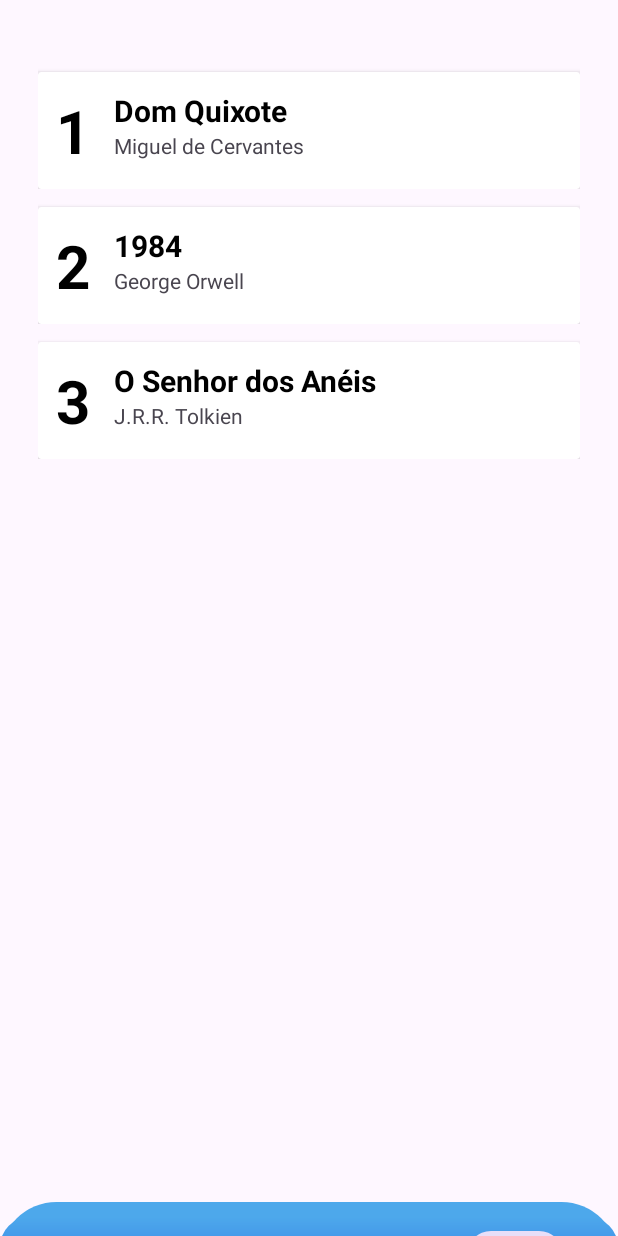
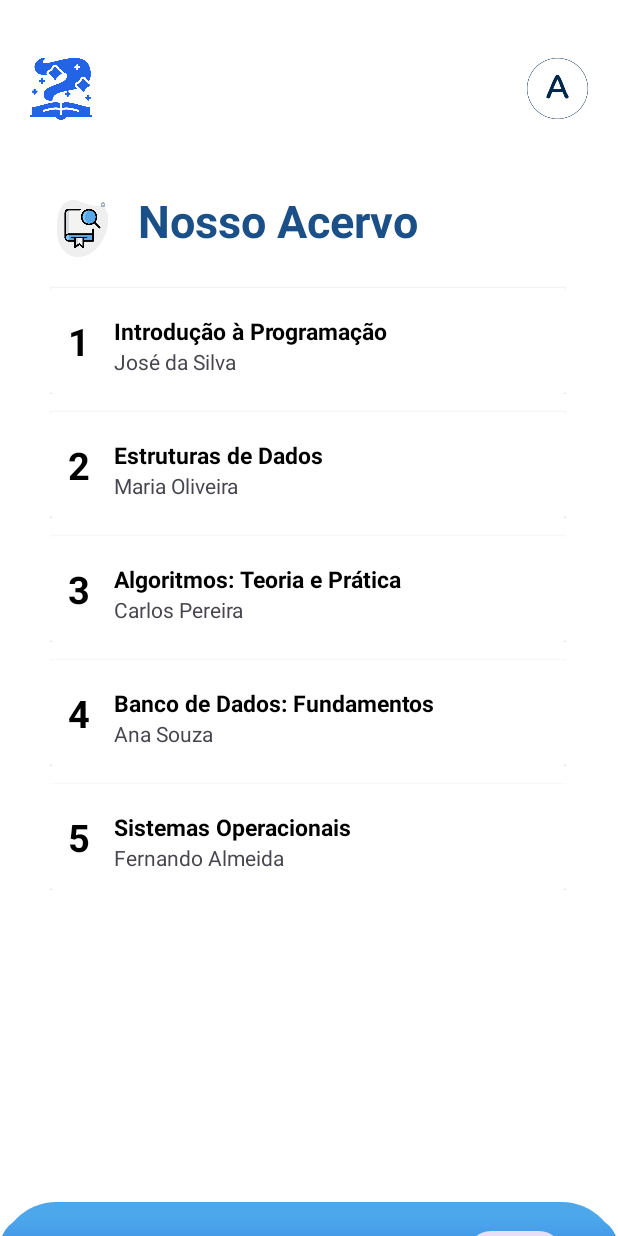
Before and after one commit to KerolainyCristiny/MobileProject_Biblioteca_Inteligente, an Android app: the BottomNav screen opened directly, with no data from a screen before it, on a phone screen of 412 x 824 dp. Run offline under Robolectric (Android 15) with nearby library versions, the phone set to English and light mode, and no system bars.

```diff
--- a/app/src/main/AndroidManifest.xml
+++ b/app/src/main/AndroidManifest.xml
@@ -12,6 +12,9 @@
         android:supportsRtl="true"
         android:theme="@style/Theme.Biblioteca_inteligente_mobile"
         tools:targetApi="31">
+        <activity
+            android:name=".ResultadoActivity"
+            android:exported="false" />
         <activity
             android:name=".test"
             android:exported="false" />
--- a/app/src/main/java/com/example/biblioteca_inteligente_mobile/CustomAdapterHome.java
+++ b/app/src/main/java/com/example/biblioteca_inteligente_mobile/CustomAdapterHome.java
@@ -4,6 +4,7 @@ import android.content.Context;
 import android.view.LayoutInflater;
 import android.view.View;
 import android.view.ViewGroup;
+import android.widget.ImageView;
 import android.widget.LinearLayout;
 import android.widget.TextView;
 
@@ -34,6 +35,7 @@ public class CustomAdapterHome extends RecyclerView.Adapter<CustomAdapterHome.My
 
     @Override
     public void onBindViewHolder(@NonNull CustomAdapterHome.MyViewHolder holder, int position) {
+        holder.imageView.setImageResource(R.drawable.livrohome);
         holder.titulo.setText(String.valueOf(book_titulo.get(position)));
         holder.autor.setText(String.valueOf(book_autor.get(position)));
         holder.dataDevolucao.setText(String.valueOf(data_devolucao.get(position)));
@@ -48,9 +50,11 @@ public class CustomAdapterHome extends RecyclerView.Adapter<CustomAdapterHome.My
 
         TextView titulo, autor, dataDevolucao;
         LinearLayout mainLayoutHome;
+        ImageView imageView;
 
         public MyViewHolder(@NonNull View itemView) {
             super(itemView);
+            imageView = itemView.findViewById(R.id.book_emprestimo);
             titulo = itemView.findViewById(R.id.titulo);
             autor = itemView.findViewById(R.id.autor);
             dataDevolucao = itemView.findViewById(R.id.dataDevolucao);
--- a/app/src/main/java/com/example/biblioteca_inteligente_mobile/DatabaseHelper.java
+++ b/app/src/main/java/com/example/biblioteca_inteligente_mobile/DatabaseHelper.java
@@ -40,25 +40,32 @@ public class DatabaseHelper extends SQLiteOpenHelper {
                     "FOREIGN KEY(livro_id) REFERENCES livro(id)" +
                     ");";
 
+            db.execSQL("PRAGMA foreign_keys = ON;");
+            db.execSQL(emprestimo);
             db.execSQL(usuario);
             db.execSQL(livro);
-            db.execSQL(emprestimo);
+
 
             String INSERT_USUARIOS = "INSERT INTO usuario (matricula, senha) VALUES " +
                     "('00001242', '123'), " +
                     "('00001243', '456');";
 
             String INSERT_LIVROS = "INSERT INTO livro (titulo, autor, resumo) VALUES " +
-                    "('Dom Quixote', 'Miguel de Cervantes', 'a'), " +
-                    "('1984', 'George Orwell', 'a'), " +
-                    "('O Senhor dos Anéis', 'J.R.R. Tolkien', 'a');";
+                    "('Introdução à Programação', 'José da Silva', 'Uma introdução aos conceitos básicos de programação.'), " +
+                    "('Estruturas de Dados', 'Maria Oliveira', 'Estudo das principais estruturas de dados e suas aplicações.'), " +
+                    "('Algoritmos: Teoria e Prática', 'Carlos Pereira', 'Abordagem prática sobre algoritmos e suas complexidades.'), " +
+                    "('Banco de Dados: Fundamentos', 'Ana Souza', 'Conceitos fundamentais sobre bancos de dados relacionais.'), " +
+                    "('Sistemas Operacionais', 'Fernando Almeida', 'Análise dos principais sistemas operacionais modernos.');";
 
             String INSERT_EMPRESTIMO = "INSERT INTO emprestimo (usuario_id, livro_id, data_devolucao) VALUES" +
-                    "('00001242', '1', '00/00/2000');";
+                    "('00001242', '1', '00/00/2000'), ('00001242', '2', '00/00/2000');";
 
             db.execSQL(INSERT_USUARIOS);
+            db.execSQL(INSERT_EMPRESTIMO);
             db.execSQL(INSERT_LIVROS);
-            db.execSQL(INSERT_EMPRESTIMO);
+
+
+
         }
 
         @Override
@@ -96,15 +103,24 @@ public class DatabaseHelper extends SQLiteOpenHelper {
         }
 
         SQLiteDatabase db = this.getReadableDatabase();
+//        String query = "SELECT livro.titulo, livro.autor, emprestimo.data_devolucao " +
+//                "FROM livro " +
+//                "INNER JOIN emprestimo ON livro.id = emprestimo.livro_id " +
+//                "INNER JOIN usuario ON emprestimo.usuario_id = usuario.id " +
+//                "WHERE usuario.matricula = ?";
+
+
+
         String query = "SELECT livro.titulo, livro.autor, emprestimo.data_devolucao " +
                 "FROM livro " +
-                "INNER JOIN emprestimo ON livro.id = emprestimo.livro_id " +
-                "INNER JOIN usuario ON emprestimo.usuario_id = usuario.id " +
-                "WHERE usuario.matricula = ?";
+                "INNER JOIN emprestimo ON livro.id = emprestimo.livro_id ";
 
-        Cursor cursor = db.rawQuery(query, new String[]{matricula});
+
+        Cursor cursor = db.rawQuery(query, null);
         return cursor;
     }
+
+
 
         public boolean tableExists(String tableName) {
             SQLiteDatabase db = this.getReadableDatabase();
@@ -119,20 +135,25 @@ public class DatabaseHelper extends SQLiteOpenHelper {
             db.execSQL("CREATE TABLE IF NOT EXISTS livro (id INTEGER PRIMARY KEY AUTOINCREMENT, titulo TEXT NOT NULL, autor TEXT NOT NULL);");
 
             String INSERT_LIVROS = "INSERT INTO livro (titulo, autor, resumo) VALUES " +
-                    "('Dom Quixote', 'Miguel de Cervantes', 'a'), " +
-                    "('1984', 'George Orwell', 'a'), " +
-                    "('O Senhor dos Anéis', 'J.R.R. Tolkien', 'a');";
+                    "('Introdução à Programação', 'José da Silva', 'Uma introdução aos conceitos básicos de programação.'), " +
+                    "('Estruturas de Dados', 'Maria Oliveira', 'Estudo das principais estruturas de dados e suas aplicações.'), " +
+                    "('Algoritmos: Teoria e Prática', 'Carlos Pereira', 'Abordagem prática sobre algoritmos e suas complexidades.'), " +
+                    "('Banco de Dados: Fundamentos', 'Ana Souza', 'Conceitos fundamentais sobre bancos de dados relacionais.'), " +
+                    "('Sistemas Operacionais', 'Fernando Almeida', 'Análise dos principais sistemas operacionais modernos.');";
+
             db.execSQL(INSERT_LIVROS);
 
             db.close();
         }
 
     public void createTableEmprestimo() {
-        SQLiteDatabase db = this.getWritableDatabase();
+        SQLiteDatabase db = DatabaseHelper.this.getWritableDatabase();
+
         db.execSQL("CREATE TABLE IF NOT EXISTS emprestimo (id INTEGER PRIMARY KEY AUTOINCREMENT, usuario_id INTEGER NOT NULL,livro_id INTEGER NOT NULL,data_devolucao TEXT,FOREIGN KEY(usuario_id) REFERENCES usuario(id),FOREIGN KEY(livro_id) REFERENCES livro(id));");
 
         String INSERT_EMPRESTIMO = "INSERT INTO emprestimo (usuario_id, livro_id, data_devolucao) VALUES" +
-                "(00001242, 1, '00/00/2000');";
+                "('00001242', '5', '00/00/2000'), ('00001242', '2', '00/00/2000');";
+
         db.execSQL(INSERT_EMPRESTIMO);
 
         db.close();
--- a/app/src/main/res/layout/activity_bottom_nav.xml
+++ b/app/src/main/res/layout/activity_bottom_nav.xml
@@ -5,7 +5,8 @@
     android:id="@+id/main"
     android:layout_width="match_parent"
     android:layout_height="match_parent"
-    tools:context=".BottomNav">
+    tools:context=".BottomNav"
+    android:background="@color/white">
 
     <androidx.constraintlayout.widget.ConstraintLayout
         android:id="@+id/constraintLayout"
@@ -17,6 +18,28 @@
         app:layout_constraintStart_toStartOf="parent"
         app:layout_constraintTop_toTopOf="parent"
         app:layout_constraintVertical_bias="0.0">
+
+        <TextView
+            android:id="@+id/tituloPag"
+            android:layout_width="wrap_content"
+            android:layout_height="wrap_content"
+            android:layout_marginStart="15dp"
+            android:layout_marginTop="40dp"
+            android:text="Nosso Acervo"
+            android:textColor="@color/azulescuro"
+            android:textSize="30dp"
+            android:textStyle="bold"
+            app:layout_constraintStart_toEndOf="@+id/imageView"
+            app:layout_constraintTop_toBottomOf="@+id/linearLayout_pesquisatop" />
+
+        <ImageView
+            android:id="@+id/imageView"
+            android:layout_width="43dp"
+            android:layout_height="39dp"
+            android:layout_marginTop="46dp"
+            app:layout_constraintStart_toStartOf="@+id/recyclerView"
+            app:layout_constraintTop_toBottomOf="@+id/linearLayout_pesquisatop"
+            app:srcCompat="@drawable/livropag" />
 
         <RelativeLayout
             android:id="@+id/relativeLayout"
@@ -43,12 +66,52 @@
                 app:menu="@menu/bottom_nav_menu" />
         </RelativeLayout>
 
+        <LinearLayout
+            android:id="@+id/linearLayout_pesquisatop"
+            android:layout_width="match_parent"
+            android:layout_height="55dp"
+            android:orientation="horizontal"
+            app:layout_constraintBottom_toBottomOf="parent"
+            app:layout_constraintEnd_toEndOf="parent"
+            app:layout_constraintHorizontal_bias="0.0"
+            app:layout_constraintStart_toStartOf="parent"
+            app:layout_constraintTop_toTopOf="parent"
+            app:layout_constraintVertical_bias="0.041">
+
+            <ImageView
+                android:id="@+id/iconLogo"
+                android:layout_width="116dp"
+                android:layout_height="wrap_content"
+                android:layout_marginLeft="20dp"
+                android:layout_marginRight="10dp"
+                android:layout_weight="1"
+                app:srcCompat="@drawable/logoazul" />
+
+            <View
+                android:id="@+id/divider"
+                android:layout_width="270dp"
+                android:layout_height="50dp"
+                android:layout_marginTop="2dp"
+                android:background="@color/white"
+                android:paddingRight="10dp"/>
+
+            <ImageView
+                android:id="@+id/iconUser"
+                android:layout_width="116dp"
+                android:layout_height="wrap_content"
+                android:layout_marginLeft="10dp"
+                android:layout_marginRight="20dp"
+                android:layout_weight="1"
+                app:srcCompat="@drawable/ic_usuario" />
+        </LinearLayout>
+
         <androidx.recyclerview.widget.RecyclerView
             android:id="@+id/recyclerView"
-            android:layout_width="361dp"
-            android:layout_height="608dp"
-            android:layout_marginTop="36dp"
+            android:layout_width="344dp"
+            android:layout_height="546dp"
+            android:layout_marginTop="180dp"
             app:layout_constraintEnd_toEndOf="parent"
+            app:layout_constraintHorizontal_bias="0.492"
             app:layout_constraintStart_toStartOf="parent"
             app:layout_constraintTop_toTopOf="parent" />
 
--- a/app/src/main/res/layout/my_row.xml
+++ b/app/src/main/res/layout/my_row.xml
@@ -24,7 +24,7 @@
                 android:layout_height="wrap_content"
                 android:text="1"
                 android:textColor="#000"
-                android:textSize="40sp"
+                android:textSize="25sp"
                 android:textStyle="bold"
                 app:layout_constraintBottom_toBottomOf="parent"
                 app:layout_constraintStart_toStartOf="parent"
@@ -38,7 +38,7 @@
                 android:layout_marginLeft="16dp"
                 android:text="Titulo 1"
                 android:textColor="#000"
-                android:textSize="20sp"
+                android:textSize="15sp"
                 android:textStyle="bold"
                 app:layout_constraintStart_toEndOf="@+id/book_id_txt"
                 app:layout_constraintTop_toTopOf="@+id/book_id_txt" />
```
Also changed, not shown: app/src/main/java/com/example/biblioteca_inteligente_mobile/BottomNav.java (+8 -5 lines), app/src/main/java/com/example/biblioteca_inteligente_mobile/HomeActivity.java (+37 -52 lines), app/src/main/java/com/example/biblioteca_inteligente_mobile/MainActivity.java (+8 -2 lines), app/src/main/java/com/example/biblioteca_inteligente_mobile/PesquisaActivity.java (+29 -3 lines), app/src/main/java/com/example/biblioteca_inteligente_mobile/ResultadoActivity.java (added, +32 -0 lines), app/src/main/res/drawable/book_home_background.xml (added, +10 -0 lines), app/src/main/res/layout/activity_home.xml (+3 -4 lines), app/src/main/res/layout/activity_main.xml (+9 -3 lines), app/src/main/res/layout/activity_pesquisa.xml (+13 -1 lines), app/src/main/res/layout/activity_resultado.xml (added, +27 -0 lines), app/src/main/res/layout/my_row_home.xml (+9 -7 lines), app/src/main/res/drawable/livropag.png (added).
